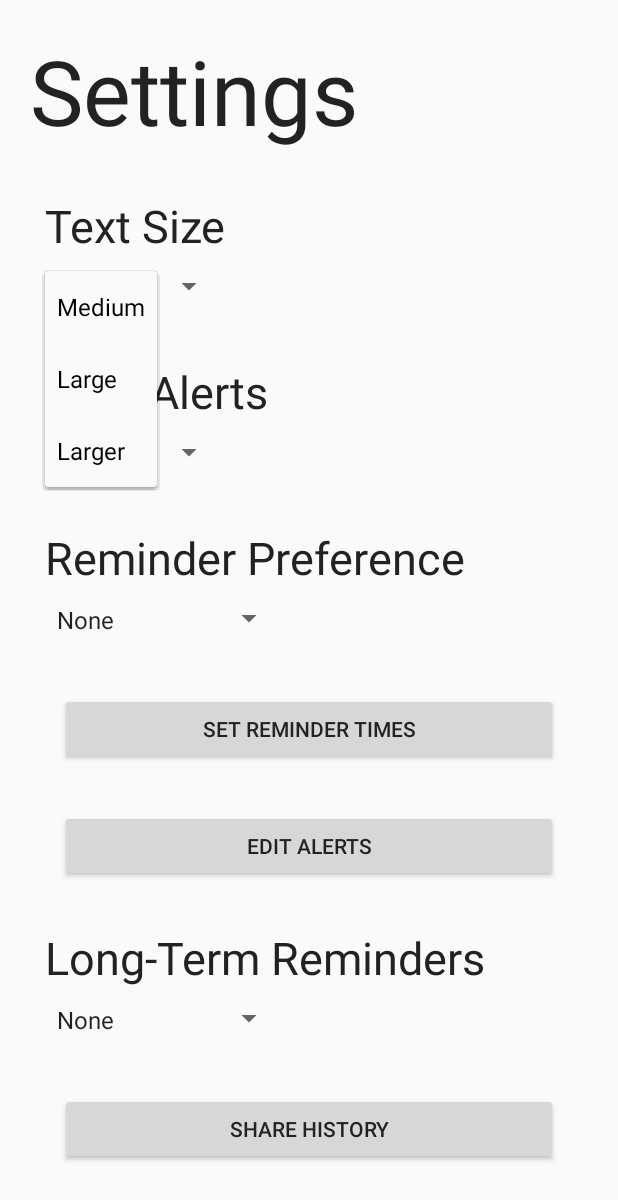
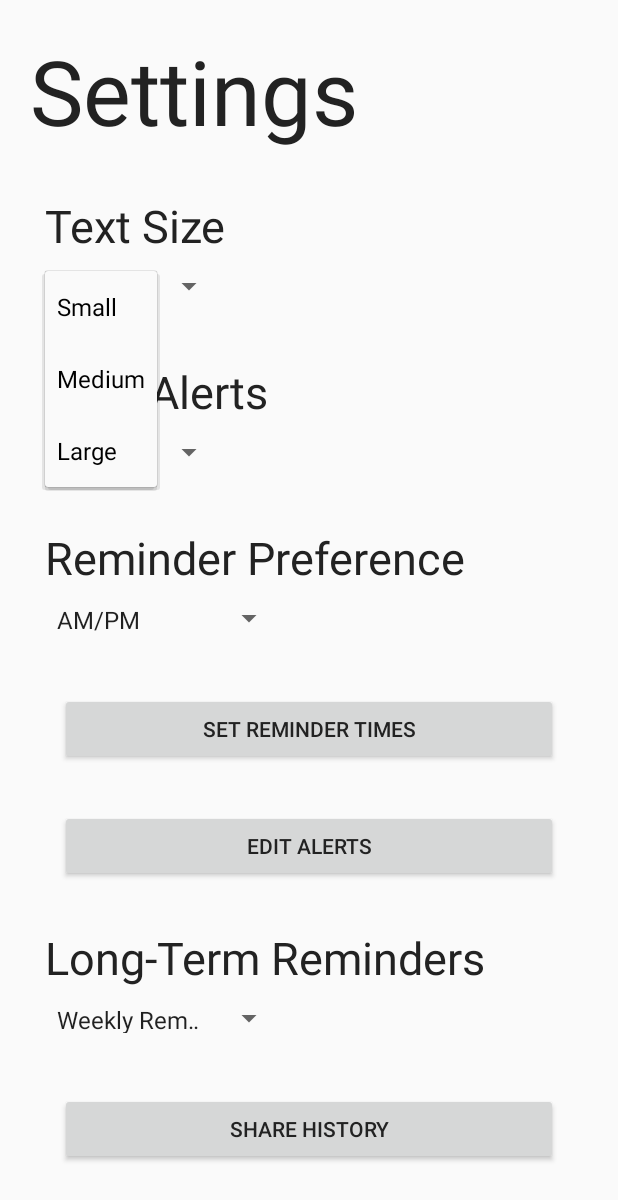
Before and after one commit to erlswtshrt/group_38, an Android app: the SettingsActivity screen opened directly, with no data from a screen before it, after a tap on an icon or button, on a phone screen of 412 x 824 dp. Shown: the top 1200 px of the screen. Run offline under Robolectric (Android 15) with nearby library versions, the phone set to English and light mode, and no system bars.

```diff
--- a/ElderlyPortal/app/src/main/java/group38/elderlyportal/SettingsActivity.java
+++ b/ElderlyPortal/app/src/main/java/group38/elderlyportal/SettingsActivity.java
@@ -33,6 +33,7 @@ public class SettingsActivity extends Activity implements AdapterView.OnItemSele
         textSizeAdapter.setDropDownViewResource(android.R.layout.simple_spinner_dropdown_item);
         textSizeSpinner.setAdapter(textSizeAdapter);
         textSizeSpinner.setOnItemSelectedListener(this);
+        textSizeSpinner.setSelection(1);
 
         Spinner autoAlertsSpinner = (Spinner) findViewById(R.id.auto_alerts_spinner);
         ArrayAdapter<CharSequence> autoAlertsAdapter = ArrayAdapter.createFromResource(
@@ -48,6 +49,7 @@ public class SettingsActivity extends Activity implements AdapterView.OnItemSele
                 android.R.layout.simple_spinner_dropdown_item);
         reminderPreferenceSpinner.setAdapter(reminderPreferenceAdapter);
         reminderPreferenceSpinner.setOnItemSelectedListener(this);
+        reminderPreferenceSpinner.setSelection(1);
 
         Spinner longTermPreferenceSpinner = (Spinner) findViewById(R.id.long_term_reminder_spinner);
         ArrayAdapter<CharSequence> longTermPreferenceAdapter = ArrayAdapter.createFromResource(
@@ -56,6 +58,7 @@ public class SettingsActivity extends Activity implements AdapterView.OnItemSele
                 android.R.layout.simple_spinner_dropdown_item);
         longTermPreferenceSpinner.setAdapter(longTermPreferenceAdapter);
         longTermPreferenceSpinner.setOnItemSelectedListener(this);
+        longTermPreferenceSpinner.setSelection(1);
     }
 
     public void onSetReminderTimesButtonClick(View view) {
--- a/ElderlyPortal/app/src/main/res/values/strings.xml
+++ b/ElderlyPortal/app/src/main/res/values/strings.xml
@@ -67,9 +67,9 @@
     <!-- from here are the strings I (Neil) add -->
     <string name="text_size">Text Size</string>
     <string-array name="text_size_array">
+        <item>Small</item>
         <item>Medium</item>
         <item>Large</item>
-        <item>Larger</item>
     </string-array>
     <string name="auto_alerts">Auto Alerts</string>
     <string-array name="auto_alerts_array">
@@ -78,15 +78,13 @@
     </string-array>
     <string name="reminder_preference">Reminder Preference</string>
     <string-array name="reminder_preference_array">
-        <item>None</item>
+        <item>Hourly</item>
         <item>AM/PM</item>
-        <item>Hourly</item>
     </string-array>
     <string name="set_reminder_times">Set Reminder Times</string>
     <string name="edit_alerts">Edit Alerts</string>
     <string name="long_term_reminder">Long-Term Reminders</string>
     <string-array name="long_term_reminder_array">
-        <item>None</item>
         <item>5 Day Reminder</item>
         <item>Weekly Reminder</item>
         <item>10 Day Reminder</item>
```
